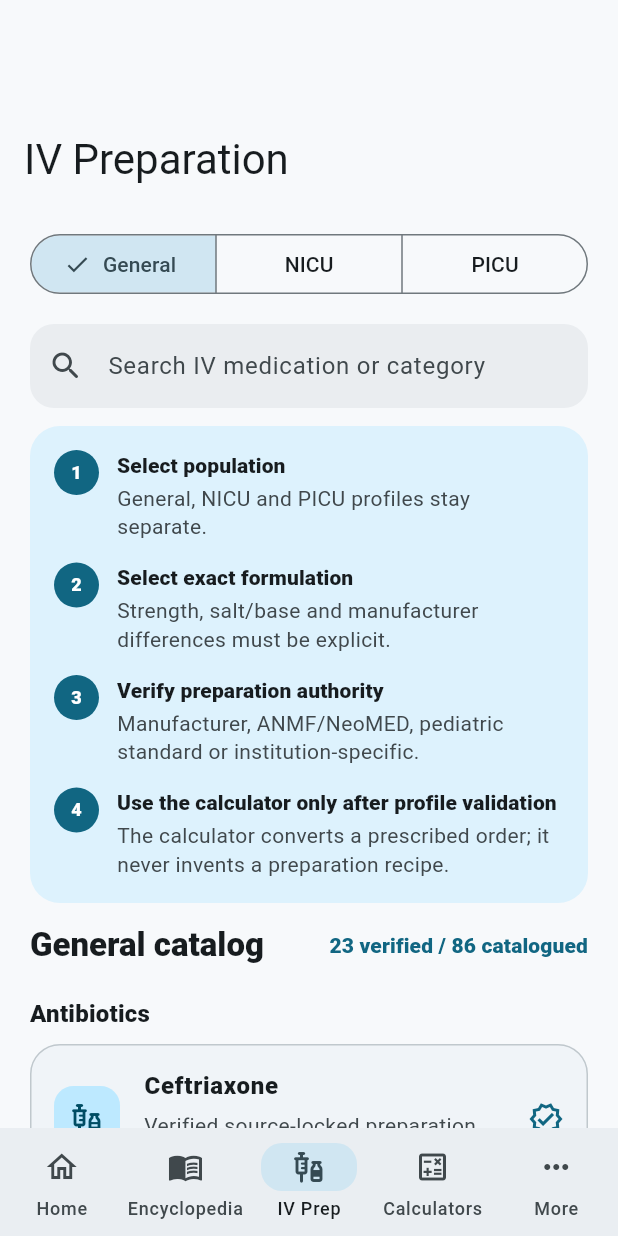
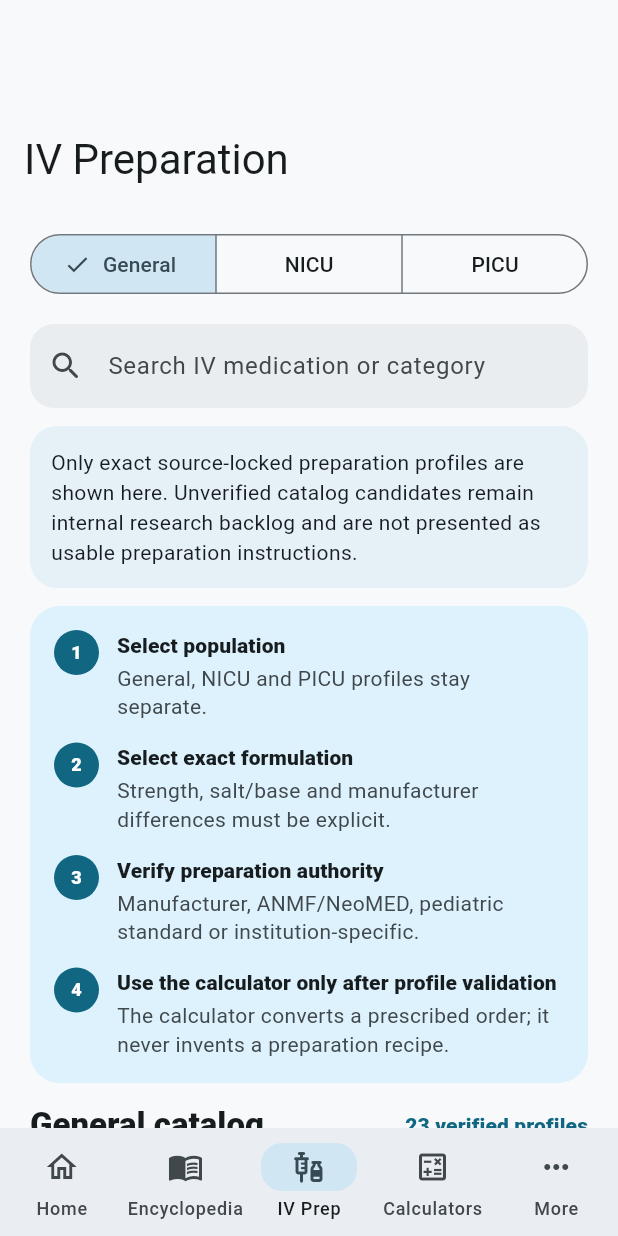
Before and after one commit to mustafagfx97-arch/Drug-edu, a Flutter app: the screen it shows after launch, item 3 of the bottom bar chosen, on a phone screen of 412 x 824 dp. Run offline on Flutter 3.47's test engine with Material 3 defaults, Android fonts, the phone set to English and light mode, and no system bars; our stand-ins replace pdf, printing, qr_flutter.

Commit message:
Hide unverified IV backlog from clinical preparation UI

```diff
--- a/lib/features/iv_prep/presentation/iv_prep_screen.dart
+++ b/lib/features/iv_prep/presentation/iv_prep_screen.dart
@@ -20,6 +20,9 @@ class _IvPrepScreenState extends State<IvPrepScreen> {
 
     return ivMedicationCatalog.where((entry) {
       if (entry.population != _population) return false;
+      final verifiedProfile =
+          findIvPreparationProfile(entry.name, entry.population);
+      if (!entry.structured || verifiedProfile == null) return false;
       if (q.isEmpty) return true;
       return entry.name.toLowerCase().contains(q) ||
           entry.category.toLowerCase().contains(q);
@@ -30,8 +33,7 @@ class _IvPrepScreenState extends State<IvPrepScreen> {
   Widget build(BuildContext context) {
     final theme = Theme.of(context);
     final entries = _entries;
-    final verifiedCount = entries.where((entry) =>
-        findIvPreparationProfile(entry.name, entry.population) != null).length;
+    final verifiedCount = entries.length;
     final categories = entries.map((entry) => entry.category).toSet().toList()
       ..sort();
 
@@ -68,6 +70,21 @@ class _IvPrepScreenState extends State<IvPrepScreen> {
               decoration: const InputDecoration(
                 hintText: 'Search IV medication or category',
                 prefixIcon: Icon(Icons.search_rounded),
+              ),
+            ),
+          ),
+        ),
+        SliverPadding(
+          padding: const EdgeInsets.fromLTRB(20, 0, 20, 12),
+          sliver: SliverToBoxAdapter(
+            child: Container(
+              padding: const EdgeInsets.all(14),
+              decoration: BoxDecoration(
+                color: theme.colorScheme.secondaryContainer.withValues(alpha: 0.45),
+                borderRadius: BorderRadius.circular(18),
+              ),
+              child: const Text(
+                'Only exact source-locked preparation profiles are shown here. Unverified catalog candidates remain internal research backlog and are not presented as usable preparation instructions.',
               ),
             ),
           ),
@@ -127,8 +144,7 @@ class _IvPrepScreenState extends State<IvPrepScreen> {
                   ),
                 ),
                 Text(
-                  verifiedCount.toString() + ' verified / ' +
-                      entries.length.toString() + ' catalogued',
+                  verifiedCount.toString() + ' verified profiles',
                   style: theme.textTheme.labelLarge?.copyWith(
                     color: theme.colorScheme.primary,
                     fontWeight: FontWeight.w800,
@@ -164,7 +180,7 @@ class _IvPrepScreenState extends State<IvPrepScreen> {
 
                 final profile =
                     findIvPreparationProfile(entry.name, entry.population);
-                final verified = entry.structured && profile != null;
+                assert(profile != null);
 
                 return Card(
                   child: ListTile(
@@ -174,16 +190,12 @@ class _IvPrepScreenState extends State<IvPrepScreen> {
                       width: 44,
                       height: 44,
                       decoration: BoxDecoration(
-                        color: verified
-                            ? theme.colorScheme.primaryContainer
-                            : theme.colorScheme.surfaceContainerHighest,
+                        color: theme.colorScheme.primaryContainer,
                         borderRadius: BorderRadius.circular(13),
                       ),
                       child: Icon(
                         Icons.vaccines_outlined,
-                        color: verified
-                            ? theme.colorScheme.onPrimaryContainer
-                            : theme.colorScheme.onSurfaceVariant,
+                        color: theme.colorScheme.onPrimaryContainer,
                       ),
                     ),
                     title: Text(
@@ -193,27 +205,21 @@ class _IvPrepScreenState extends State<IvPrepScreen> {
                     subtitle: Padding(
                       padding: const EdgeInsets.only(top: 4),
                       child: Text(
-                        verified
-                            ? 'Verified source-locked preparation profile'
-                            : 'Catalogued only · preparation values locked until exact product data are verified',
+                        'Verified source-locked preparation profile',
                       ),
                     ),
-                    trailing: verified
-                        ? Icon(
+                    trailing: Icon(
                       Icons.verified_outlined,
                       color: theme.colorScheme.primary,
-                          )
-                        : const Icon(Icons.lock_outline_rounded),
-                    onTap: verified
-                        ? () {
+                    ),
+                    onTap: () {
                       Navigator.of(context).push(
                         MaterialPageRoute(
                           builder: (_) =>
                               IvPreparationDetailScreen(profile: profile),
                         ),
                       );
-                          }
-                        : null,
+                    },
                   ),
                 );
               },
```
Lines whose indentation alone changed are shown as unchanged.
